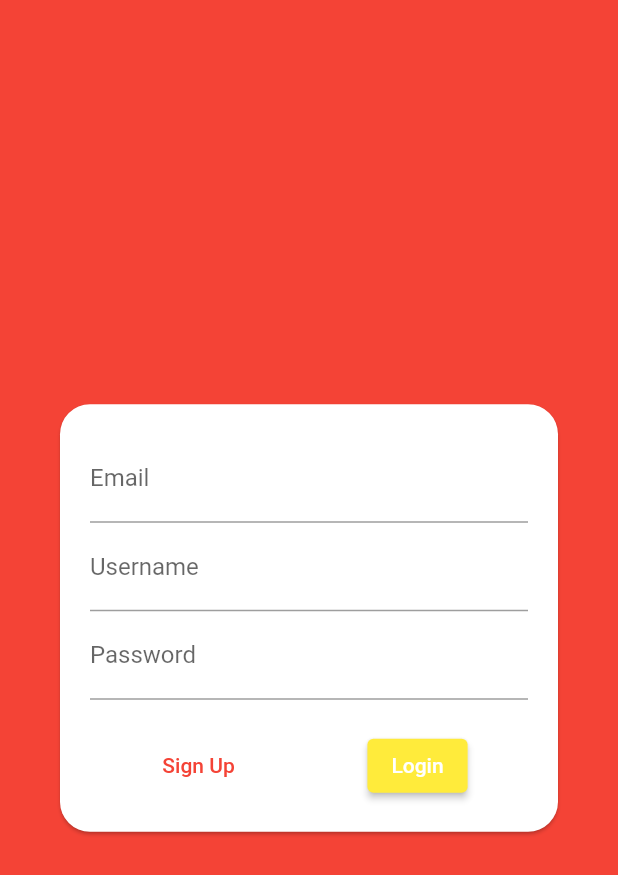
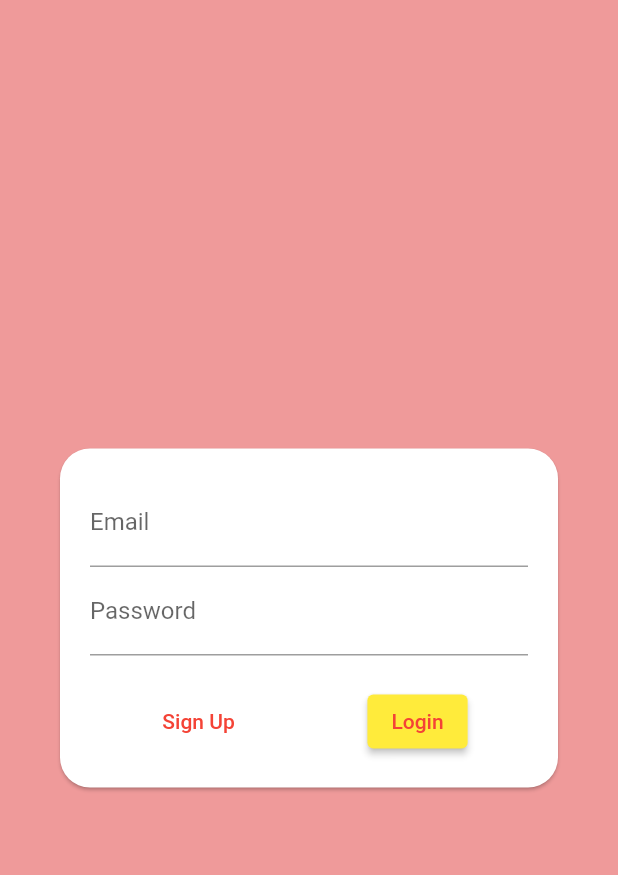
Before and after one commit to cikoedofebrian/firebase-flutter, a Flutter app: the screen it shows after launch, on a phone screen of 412 x 824 dp. Shown: the top 875 px of the screen. Run offline on Flutter 3.47's test engine with Material 2 defaults, Android fonts, the phone set to English and light mode, and no system bars; our stand-ins replace cloud_firestore, firebase_core; accounts and stored records are empty.

Commit message:
adding authentication screen

```diff
--- a/app/lib/main.dart
+++ b/app/lib/main.dart
@@ -1,6 +1,7 @@
 import 'package:app/screens/auth.dart';
 import 'package:flutter/material.dart';
 import 'package:firebase_core/firebase_core.dart';
+import './screens/home.dart';
 
 void main() async {
   WidgetsFlutterBinding.ensureInitialized();
@@ -17,10 +18,22 @@ class MyApp extends StatelessWidget {
       debugShowCheckedModeBanner: false,
       title: 'FChat',
       theme: ThemeData(
+        textButtonTheme: TextButtonThemeData(
+            style: TextButton.styleFrom(foregroundColor: Colors.red)),
+        elevatedButtonTheme: ElevatedButtonThemeData(
+          style: ElevatedButton.styleFrom(
+            backgroundColor: Colors.yellow,
+            foregroundColor: Colors.red,
+          ),
+        ),
+        backgroundColor: Colors.red,
         colorScheme: ColorScheme.fromSwatch(primarySwatch: Colors.red)
             .copyWith(secondary: Colors.yellow),
       ),
       home: const Auth(),
+      routes: {
+        '/home': (context) => Home(),
+      },
     );
   }
 }
--- a/app/lib/screens/auth.dart
+++ b/app/lib/screens/auth.dart
@@ -9,10 +9,13 @@ class Auth extends StatefulWidget {
 }
 
 class _AuthState extends State<Auth> {
+  void _submitForm(
+      String email, String username, String password, bool isLogin) {}
   @override
   Widget build(BuildContext context) {
     return Scaffold(
-        backgroundColor: Theme.of(context).colorScheme.primary,
-        body: const AuthForm());
+      backgroundColor: Theme.of(context).backgroundColor,
+      body: const AuthForm(submitForm: _submitForm),
+    );
   }
 }
--- a/app/lib/widgets/auth_form.dart
+++ b/app/lib/widgets/auth_form.dart
@@ -1,13 +1,30 @@
 import 'package:flutter/material.dart';
 
 class AuthForm extends StatefulWidget {
-  const AuthForm({super.key});
+  const AuthForm({super.key, required this.submitForm});
+
+  final void Function(
+      String email, String username, String password, bool isLogin) submitForm;
 
   @override
   State<AuthForm> createState() => _AuthFormState();
 }
 
 class _AuthFormState extends State<AuthForm> {
+  void _onSubmit() {
+    final valid = _formKey.currentState!.validate();
+    if (valid) {
+      _formKey.currentState!.save();
+      Navigator.pushReplacementNamed(context, '/home');
+    }
+  }
+
+  bool _islogin = true;
+  String _username = '';
+  String _password = '';
+  String _email = '';
+  final _formKey = GlobalKey<FormState>();
+
   @override
   Widget build(BuildContext context) {
     return Center(
@@ -19,41 +36,82 @@ class _AuthFormState extends State<AuthForm> {
         child: Padding(
           padding: const EdgeInsets.all(20),
           child: Form(
+              key: _formKey,
               child: Column(
                 mainAxisSize: MainAxisSize.min,
                 children: [
                   TextFormField(
+                    key: const ValueKey('email'),
+                    onSaved: (newValue) {
+                      _email = newValue!;
+                    },
+                    validator: (value) {
+                      if (value!.isEmpty) {
+                        return "Please input an email";
+                      } else if (!value.contains('@') ||
+                          !value.endsWith('.com')) {
+                        return "Please input a valid email";
+                      }
+                      return null;
+                    },
                     keyboardType: TextInputType.emailAddress,
-                decoration: InputDecoration(
+                    decoration: const InputDecoration(
                       label: Text('Email'),
                     ),
                   ),
+                  if (!_islogin)
                     TextFormField(
-                decoration: InputDecoration(
+                      key: const ValueKey('Username'),
+                      onSaved: (newValue) {
+                        _username = newValue!;
+                      },
+                      decoration: const InputDecoration(
                         label: Text('Username'),
                       ),
+                      validator: (value) {
+                        if (value!.length < 4) {
+                          return "A username has minimum length of 4";
+                        }
+                        return null;
+                      },
                     ),
                   TextFormField(
+                    key: const ValueKey('password'),
+                    onSaved: (newValue) {
+                      _password = newValue!;
+                    },
                     obscureText: true,
-                decoration: InputDecoration(
+                    decoration: const InputDecoration(
                       label: Text('Password'),
                     ),
+                    validator: (value) {
+                      if (value!.length < 4) {
+                        return "A password has minimum length of 7";
+                      }
+                      return null;
+                    },
                   ),
-              SizedBox(height: 20),
+                  const SizedBox(height: 20),
                   Row(
                     mainAxisAlignment: MainAxisAlignment.spaceAround,
                     children: [
                       TextButton(
-                    onPressed: () {},
-                    child: Text('Sign Up'),
+                        onPressed: () {
+                          setState(() {
+                            _islogin = !_islogin;
+                          });
+                        },
+                        child: _islogin == true
+                            ? const Text('Sign Up')
+                            : const Text('Login'),
                       ),
                       ElevatedButton(
-                    onPressed: () {},
-                    style: ButtonStyle(
-                      backgroundColor: MaterialStateProperty.all(
-                          Theme.of(context).colorScheme.secondary),
-                    ),
-                    child: const Text('Login'),
+                        onPressed: () {
+                          _onSubmit();
+                        },
+                        child: _islogin == true
+                            ? const Text('Login')
+                            : const Text('Sign Up'),
                       ),
                     ],
                   )
--- a/app/pubspec.yaml
+++ b/app/pubspec.yaml
@@ -37,6 +37,7 @@ dependencies:
   cupertino_icons: ^1.0.2
   cloud_firestore: ^4.3.1
   firebase_core: ^2.4.1
+  firebase_auth: ^4.2.5
 
 dev_dependencies:
   flutter_test:
```
Also changed, not shown: app/pubspec.lock, 1 other file. Lines whose indentation alone changed are shown as unchanged.
